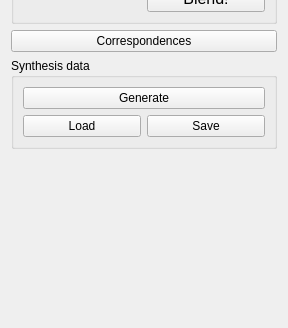
Above: topo-blend/topo_blend_widget.ui from ialhashim/topo-blend before the change; both pictures show x 0 to 288 and y 373 to 701 of the 288 by 701 pixel window. Below: the same form after it.
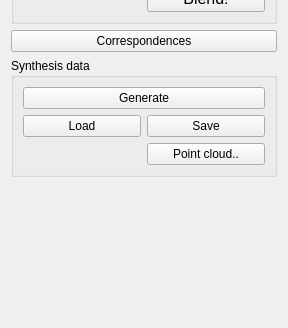
That is the form after the change. Icons and pictures are not drawn.

The edit to the form file:
```diff
--- a/topo-blend/topo_blend_widget.ui
+++ b/topo-blend/topo_blend_widget.ui
@@ -260,6 +260,13 @@
         </property>
        </widget>
       </item>
+      <item row="3" column="1">
+       <widget class="QPushButton" name="outputCloudButton">
+        <property name="text">
+         <string>Point cloud..</string>
+        </property>
+       </widget>
+      </item>
      </layout>
     </widget>
    </item>
```
